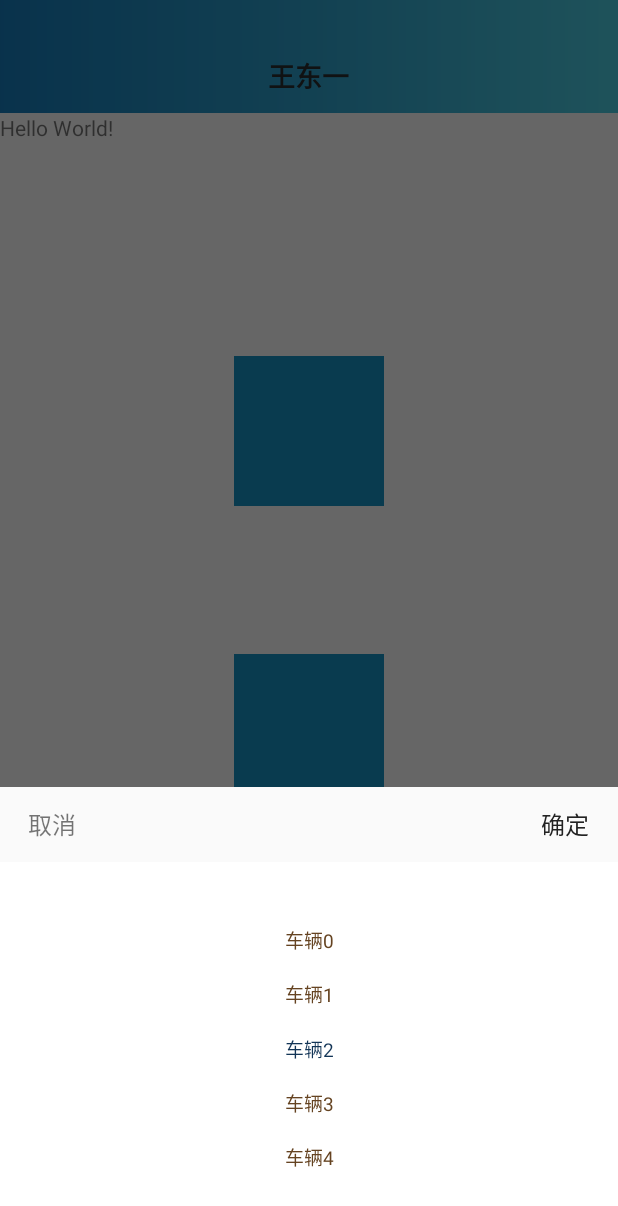
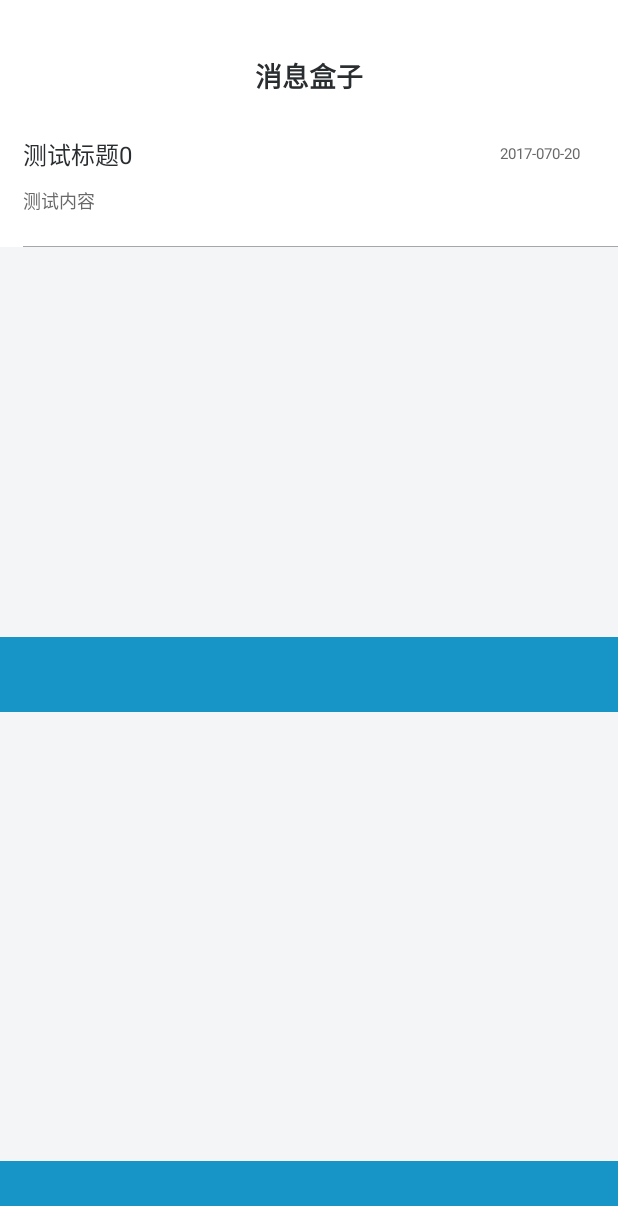
Before and after one commit to wangdongyi/WDYApplication, an Android app: the screen it shows after launch (MainActivity before the commit, NextActivity after it), after a tap on an icon or button, on a phone screen of 412 x 824 dp. Shown: the top 1206 px of the screen. Run offline under Robolectric (Android 15) with nearby library versions, the phone set to English and light mode, and no system bars; libraries missing offline, so code that uses them is left out: com.nostra13.universalimageloader, junit.framework, net.sourceforge.pinyin4j; network calls fail; pictures from the network do not load; 10 statements that could not run were skipped.

Commit message:
修改样式

```diff
--- a/app/src/main/java/com/wdy/project/MainActivity.java
+++ b/app/src/main/java/com/wdy/project/MainActivity.java
@@ -153,18 +153,18 @@ public class MainActivity extends BaseActivity {
 //                        }
 //                    }
 //                });
-//                Intent intent = new Intent(MainActivity.this, NextActivity.class);
-//                startActivity(intent);
+                Intent intent = new Intent(MainActivity.this, NextActivity.class);
+                startActivity(intent);
                 //选择车辆
-                for (int i = 0; i < 5; i++) {
-                    list.add("车辆"+i);
-                }
-                SingleSelectedDialog.getInstance().with(MainActivity.this, list, 2, new SingleSelectedDialog.selected() {
-                    @Override
-                    public void handle(String selected) {
-
-                    }
-                });
+//                for (int i = 0; i < 5; i++) {
+//                    list.add("车辆"+i);
+//                }
+//                SingleSelectedDialog.getInstance().with(MainActivity.this, list, 2, new SingleSelectedDialog.selected() {
+//                    @Override
+//                    public void handle(String selected) {
+//
+//                    }
+//                });
             }
         });
     }
--- a/app/src/main/java/com/wdy/project/NextActivity.java
+++ b/app/src/main/java/com/wdy/project/NextActivity.java
@@ -3,6 +3,7 @@ package com.wdy.project;
 import android.os.Bundle;
 import android.support.v7.widget.LinearLayoutManager;
 import android.support.v7.widget.RecyclerView;
+import android.widget.EditText;
 import android.widget.LinearLayout;
 
 import com.base.library.activity.BaseActivity;
@@ -25,6 +26,8 @@ public class NextActivity extends BaseActivity {
     private int page = 0;
     private ArrayList<MessageBean> list = new ArrayList<>();
     private MessageAdapter messageAdapter;
+    private EditText edit1;
+    private EditText edit2;
 
     @Override
     protected void onCreate(Bundle savedInstanceState) {
@@ -61,6 +64,8 @@ public class NextActivity extends BaseActivity {
         mRecyclerView = (RecyclerView) findViewById(R.id.mRecyclerView);
         load = (LinearLayout) findViewById(R.id.load);
         refresh = (RefreshLayout) findViewById(R.id.refresh);
+        edit1 = (EditText) findViewById(R.id.edit1);
+        edit2 = (EditText) findViewById(R.id.edit2);
     }
 
     public void getData() {
@@ -89,4 +94,5 @@ public class NextActivity extends BaseActivity {
             }
         }, 1000);
     }
+
 }
--- a/app/src/main/res/layout/activity_main.xml
+++ b/app/src/main/res/layout/activity_main.xml
@@ -38,4 +38,5 @@
         app:layout_constraintRight_toRightOf="parent"
         app:layout_constraintTop_toTopOf="parent"
         app:layout_constraintVertical_bias="0.556" />
+
 </android.support.constraint.ConstraintLayout>
--- a/app/src/main/res/layout/message_activity.xml
+++ b/app/src/main/res/layout/message_activity.xml
@@ -1,8 +1,22 @@
 <?xml version="1.0" encoding="utf-8"?>
-<LinearLayout xmlns:android="http://schemas.android.com/apk/res/android"
+<RelativeLayout xmlns:android="http://schemas.android.com/apk/res/android"
     android:layout_width="match_parent"
     android:layout_height="match_parent"
     android:orientation="vertical">
 
     <include layout="@layout/swipe_recycler_layout" />
-</LinearLayout>
+
+    <EditText
+        android:id="@+id/edit1"
+        android:layout_width="match_parent"
+        android:layout_height="50dp"
+        android:layout_centerVertical="true"
+        android:background="@color/blue" />
+
+    <EditText
+        android:id="@+id/edit2"
+        android:layout_width="match_parent"
+        android:layout_height="50dp"
+        android:layout_alignParentBottom="true"
+        android:background="@color/blue" />
+</RelativeLayout>
--- a/baselibrary/src/main/java/com/base/library/activity/BaseActivity.java
+++ b/baselibrary/src/main/java/com/base/library/activity/BaseActivity.java
@@ -70,7 +70,6 @@ public class BaseActivity extends WDYActivity implements GestureDetector.OnGestu
     private onKeyboardListener onKeyboardListener;
     private boolean mIsHorizontalScrolling = false;
     private int mScrollLimit = 0;
-    private boolean mIsChildScrolling = false;
     private int mMinExitScrollX = 0;
 
     public BaseActivity.onKeyboardListener getOnKeyboardListener() {
@@ -121,19 +120,13 @@ public class BaseActivity extends WDYActivity implements GestureDetector.OnGestu
             return false;
         }
         float f1 = 0.0F;
-        if (!(this.mIsChildScrolling)) {
-            if (e1 != null) {
         f1 = e1.getX();
-            }
         float f2 = 0.0F;
-            if (e2 != null) {
         f2 = e2.getX();
-            }
         if (f1 - f2 < getMinExitScrollX()) {
             this.mScrollLimit = 5;
             close();
             return true;
-            }
         }
         return false;
     }
@@ -163,7 +156,7 @@ public class BaseActivity extends WDYActivity implements GestureDetector.OnGestu
     }
 
 
-    public interface onKeyboardListener {
+    interface onKeyboardListener {
         void isShow(boolean isShow);
     }
 
@@ -210,7 +203,7 @@ public class BaseActivity extends WDYActivity implements GestureDetector.OnGestu
             public void onGlobalLayout() {
                 Rect r = new Rect();
                 ccp_content_fl.getWindowVisibleDisplayFrame(r);
-                if (ccp_content_fl.getRootView().getHeight() - (r.bottom - r.top) > 100) {
+                if (ccp_content_fl.getRootView().getHeight() - (r.bottom - r.top) > CodeUtil.dip2px(BaseActivity.this, 100)) {
                     setIsShowKeyboard(true);
                     if (getOnKeyboardListener() != null)
                         getOnKeyboardListener().isShow(true);
--- a/baselibrary/src/main/java/com/base/library/activity/WDYActivity.java
+++ b/baselibrary/src/main/java/com/base/library/activity/WDYActivity.java
@@ -58,7 +58,6 @@ public class WDYActivity extends AppCompatActivity implements SwipeActivityManag
             super.overridePendingTransition(mAnimation.openEnter, mAnimation.openExit);
             return;
         }
-
         if ((0x4 & MethodInvoke.getTransitionValue(className)) != 0) {
             MethodInvoke.startTransitionNotChange(this);
             return;
@@ -269,16 +268,16 @@ public class WDYActivity extends AppCompatActivity implements SwipeActivityManag
     }
 
 
-    public static class WindowAnimation {
-        public static int activityOpenEnterAnimation;
-        public static int activityOpenExitAnimation;
-        public static int activityCloseEnterAnimation;
-        public static int activityCloseExitAnimation;
+    private static class WindowAnimation {
+        static int activityOpenEnterAnimation;
+        static int activityOpenExitAnimation;
+        static int activityCloseEnterAnimation;
+        static int activityCloseExitAnimation;
 
-        public int openEnter = activityOpenEnterAnimation;
-        public int openExit = activityOpenExitAnimation;
-        public int closeEnter = activityCloseEnterAnimation;
-        public int closeExit = activityCloseExitAnimation;
+        int openEnter = activityOpenEnterAnimation;
+        int openExit = activityOpenExitAnimation;
+        int closeEnter = activityCloseEnterAnimation;
+        int closeExit = activityCloseExitAnimation;
 
         static {
             if (!(SDKVersionUtils.isSmallerVersion(19) && SupportSwipeModeUtils.isEnable())) {
@@ -287,10 +286,10 @@ public class WDYActivity extends AppCompatActivity implements SwipeActivityManag
                 activityCloseEnterAnimation = R.anim.slide_left_in;
                 activityCloseExitAnimation = R.anim.slide_right_out;
             } else {
-//                activityOpenEnterAnimation = R.anim.pop_in;
-//                activityOpenExitAnimation = R.anim.anim_not_change;
-//                activityCloseEnterAnimation = R.anim.anim_not_change;
-//                activityCloseExitAnimation = R.anim.pop_out;
+                activityOpenEnterAnimation = R.anim.slide_right_in;
+                activityOpenExitAnimation = R.anim.slide_left_out;
+                activityCloseEnterAnimation = R.anim.slide_left_in;
+                activityCloseExitAnimation = R.anim.slide_right_out;
             }
         }
     }
--- a/baselibrary/src/main/java/com/base/library/view/editText/WdyEditText.java
+++ b/baselibrary/src/main/java/com/base/library/view/editText/WdyEditText.java
@@ -188,8 +188,6 @@ public class WdyEditText extends EditText {
                 }
             });
         }
-//        textCursorDrawable
-
     }
 
     protected TypedArray getTypedArray(Context context, AttributeSet attributeSet, int[] attr) {
--- a/baselibrary/src/main/java/com/base/library/view/pickerView/PickerView.java
+++ b/baselibrary/src/main/java/com/base/library/view/pickerView/PickerView.java
@@ -66,6 +66,15 @@ public class PickerView extends View {
     private onSelectListener mSelectListener;
     private Timer timer;
     private MyTimerTask mTask;
+    private int upSize = 0;
+
+    public int getUpSize() {
+        return upSize;
+    }
+
+    public void setUpSize(int upSize) {
+        this.upSize = upSize;
+    }
 
     @SuppressLint("HandlerLeak")
     Handler updateHandler = new Handler() {
@@ -113,6 +122,8 @@ public class PickerView extends View {
             selectedColor = attr.getColor(R.styleable.PickerViewStyleable_selected_color, ContextCompat.getColor(context, R.color.text_black));
             hintSize = (int) attr.getDimension(R.styleable.PickerViewStyleable_hint_size, CodeUtil.dip2px(context, 15));
             hintColor = attr.getColor(R.styleable.PickerViewStyleable_hint_color, ContextCompat.getColor(context, R.color.text_dark_gray));
+            mMaxTextSize = selectedSize;
+            mMinTextSize = selectedSize;
         } finally {
             attr.recycle();
         }
@@ -186,8 +197,6 @@ public class PickerView extends View {
         mViewHeight = getMeasuredHeight();
         mViewWidth = getMeasuredWidth();
         // 按照View的高度计算字体大小
-        mMaxTextSize = mViewHeight / 7f;
-        mMinTextSize = mMaxTextSize / 2.2f;
         isInit = true;
         invalidate();
     }
@@ -220,8 +229,6 @@ public class PickerView extends View {
     private void drawData(Canvas canvas) {
         // 先绘制选中的text再往上往下绘制其余的text
         float scale = parabola(mViewHeight / 4.0f, mMoveLen);
-        float size = (mMaxTextSize - mMinTextSize) * scale + mMinTextSize;
-
         mPaint.setAlpha((int) ((mMaxTextAlpha - mMinTextAlpha) * scale + mMinTextAlpha));
         // text居中绘制，注意baseline的计算才能达到居中，y值是text中心坐标
         float x = (float) (mViewWidth / 2.0);
@@ -231,9 +238,16 @@ public class PickerView extends View {
 
         canvas.drawText(mDataList.get(mCurrentSelected), x, baseline, mPaint);
         // 绘制上方data
-        for (int i = 1; (mCurrentSelected - i) >= 0; i++) {
-            drawOtherText(canvas, i, -1);
+        if (getUpSize() == 0) {
+            for (int i = 1; (mCurrentSelected - i) >= 0; i++) {
+                drawOtherText(canvas, i, -1);
+            }
+        } else {
+            for (int i = 0; i < getUpSize(); i++) {
+                drawOtherText(canvas, i + 1, -1);
+            }
         }
+
         // 绘制下方data
         for (int i = 1; (mCurrentSelected + i) < mDataList.size(); i++) {
             drawOtherText(canvas, i, 1);
@@ -248,8 +262,6 @@ public class PickerView extends View {
      */
     private void drawOtherText(Canvas canvas, int position, int type) {
         float d = (float) (MARGIN_ALPHA * mMinTextSize * position + type * mMoveLen);
-        float scale = parabola(mViewHeight / 4.0f, d);
-        float size = (mMaxTextSize - mMinTextSize) * scale + mMinTextSize;
         nPaint.setTextSize(hintSize);
 //        nPaint.setAlpha((int) ((mMaxTextAlpha - mMinTextAlpha) * scale + mMinTextAlpha));
         float y = (float) (mViewHeight / 2.0 + type * d);
--- a/baselibrary/src/main/java/com/base/library/view/relativeLayout/CCPLayoutListenerView.java
+++ b/baselibrary/src/main/java/com/base/library/view/relativeLayout/CCPLayoutListenerView.java
@@ -2,8 +2,10 @@ package com.base.library.view.relativeLayout;
 
 import android.annotation.TargetApi;
 import android.content.Context;
+import android.graphics.Rect;
 import android.os.Build;
 import android.util.AttributeSet;
+import android.view.WindowInsets;
 import android.view.accessibility.AccessibilityEvent;
 import android.view.accessibility.AccessibilityNodeInfo;
 import android.widget.LinearLayout;
@@ -14,10 +16,9 @@ import com.base.library.util.WDYLog;
 
 //Created by 王东一 on 2016/9/9.
 public class CCPLayoutListenerView extends LinearLayout {
-
     private OnCCPViewLayoutListener mOnLayoutListener;
     private OnCCPViewSizeChangedListener mOnSizeChangedListener;
-
+    private int[] mInsets = new int[4];
     /**
      * @param context
      */
@@ -68,6 +69,29 @@ public class CCPLayoutListenerView extends LinearLayout {
         }
     }
 
+    @Override
+    public WindowInsets onApplyWindowInsets(WindowInsets insets) {
+        if (Build.VERSION.SDK_INT >= Build.VERSION_CODES.KITKAT_WATCH) {
+            mInsets[0] = insets.getSystemWindowInsetLeft();
+            mInsets[1] = insets.getSystemWindowInsetTop();
+            mInsets[2] = insets.getSystemWindowInsetRight();
+            return super.onApplyWindowInsets(insets.replaceSystemWindowInsets(0, 0, 0, insets.getSystemWindowInsetBottom()));
+        } else {
+            return insets;
+        }
+    }
+    @Override
+    protected final boolean fitSystemWindows(Rect insets) {
+
+        if (Build.VERSION.SDK_INT >= Build.VERSION_CODES.KITKAT_WATCH) {
+            mInsets[0] = insets.left;
+            mInsets[1] = insets.top;
+            mInsets[2] = insets.right;
+            return super.fitSystemWindows(insets);
+        } else {
+            return super.fitSystemWindows(insets);
+        }
+    }
     public void setOnLayoutListener(OnCCPViewLayoutListener onLayoutListener) {
         this.mOnLayoutListener = onLayoutListener;
     }
```
Also changed, not shown: baselibrary/src/main/java/com/base/library/util/MethodInvoke.java (+17 -20 lines), baselibrary/src/main/java/com/base/library/view/upPhotoView/UpPhotoView.java (+7 -0 lines). Lines whose indentation alone changed are shown as unchanged.
